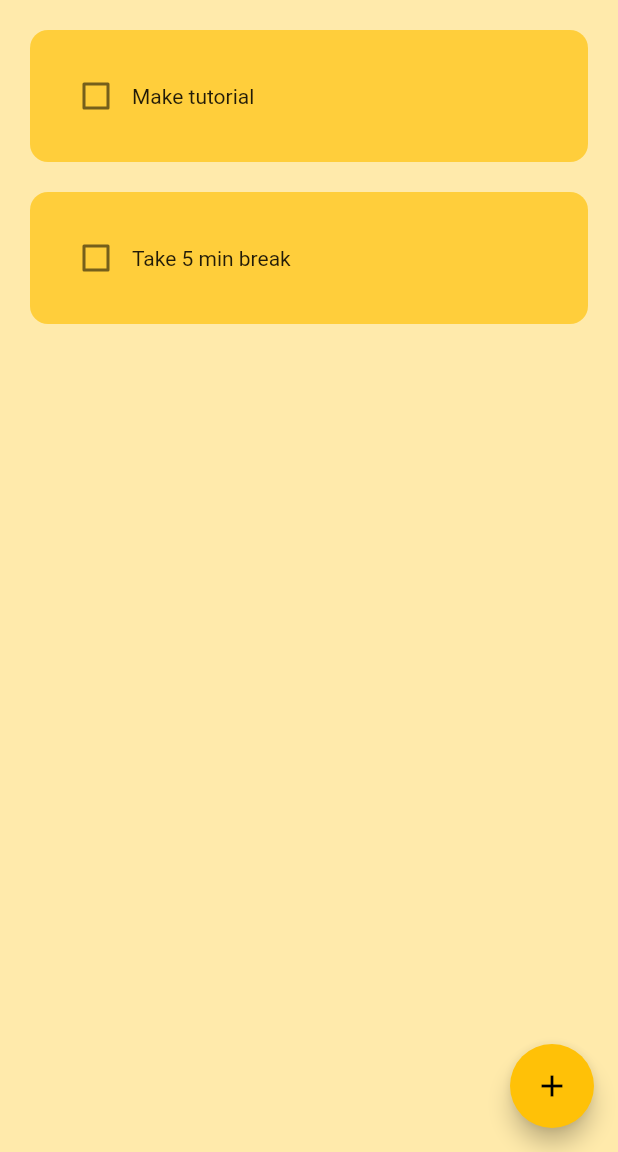
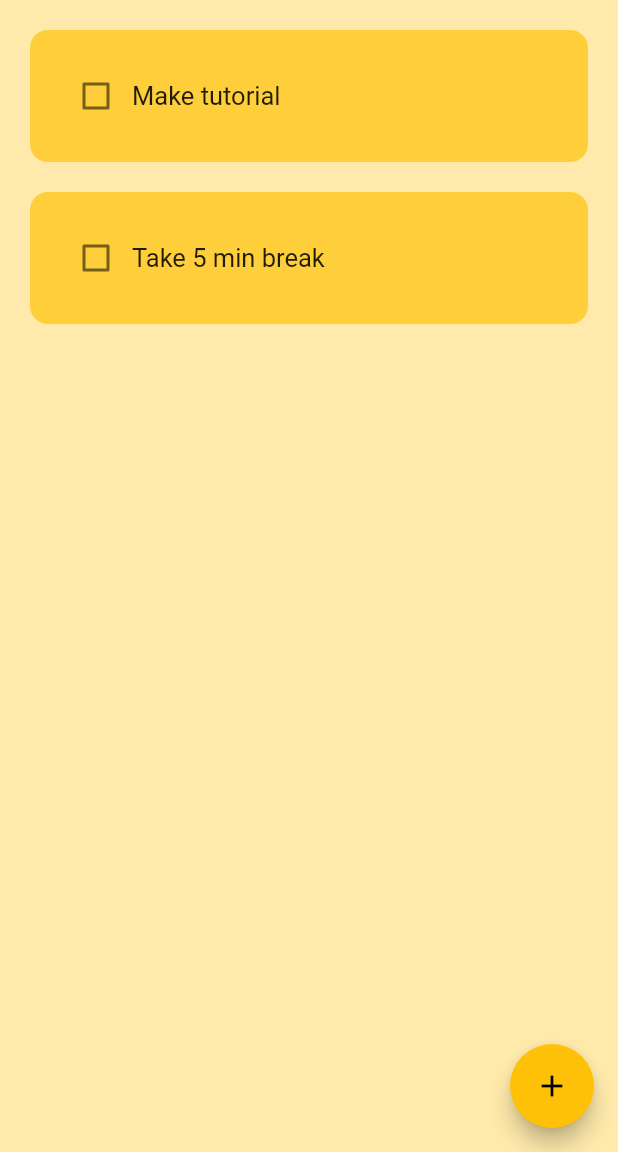
Before and after one commit to KacperCodeCore/flutter_todo, a Flutter app: the screen it shows after launch, on a phone screen of 412 x 824 dp, the part 84-1236 px from its top. Run offline on Flutter 3.47's test engine with Material 2 defaults, Android fonts, the phone set to English and light mode, and no system bars; drawn by our look-alikes of flutter_slidable; our stand-ins replace hive_flutter; accounts and stored records are empty.

Commit message:
fix editing task

```diff
--- a/flutter_todo/lib/util/dialog_box.dart
+++ b/flutter_todo/lib/util/dialog_box.dart
@@ -21,13 +21,14 @@ class DialogBox extends StatelessWidget {
       ),
       backgroundColor: const Color.fromARGB(255, 255, 212, 82),
       content: SizedBox(
-        height: 120,
+        height: 200,
         child: Column(
           mainAxisAlignment: MainAxisAlignment.spaceEvenly,
           children: [
             //get user input
             TextField(
               controller: controller,
+              maxLines: 4,
               decoration: const InputDecoration(
                 border: OutlineInputBorder(),
                 hintText: "Add a new task",
--- a/flutter_todo/lib/util/todo_tile.dart
+++ b/flutter_todo/lib/util/todo_tile.dart
@@ -41,7 +41,7 @@ class ToDoTile extends StatelessWidget {
             SlidableAction(
                 onPressed: deleteFnction,
                 icon: Icons.delete,
-                backgroundColor: Colors.red.shade500,
+                backgroundColor: Color.fromARGB(255, 238, 128, 128),
                 borderRadius: BorderRadius.circular(10)),
           ],
         ),
@@ -60,12 +60,15 @@ class ToDoTile extends StatelessWidget {
                 activeColor: const Color.fromARGB(255, 61, 46, 0),
               ),
               //task name
-              Text(
-                taskName,
-                style: TextStyle(
-                    decoration: taskCompleted
-                        ? TextDecoration.lineThrough
-                        : TextDecoration.none),
+              Flexible(
+                child: Text(
+                  taskName,
+                  style: TextStyle(
+                      fontSize: 17,
+                      decoration: taskCompleted
+                          ? TextDecoration.lineThrough
+                          : TextDecoration.none),
+                ),
               ),
             ],
           ),
```
Also changed, not shown: flutter_todo/lib/pages/home_page.dart (+24 -1 lines).
